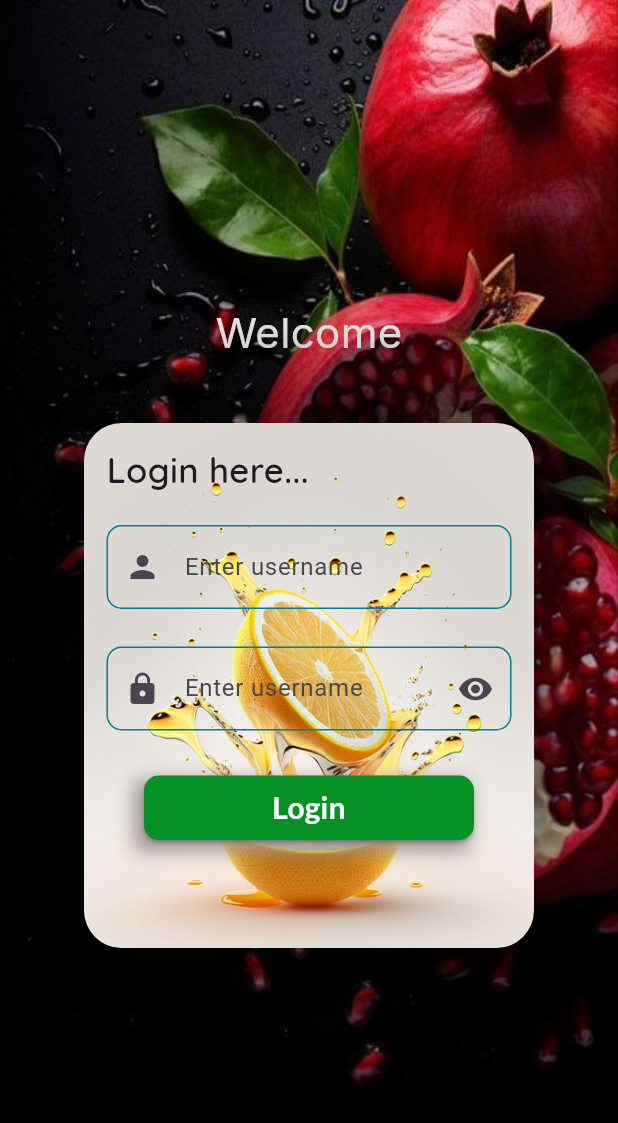
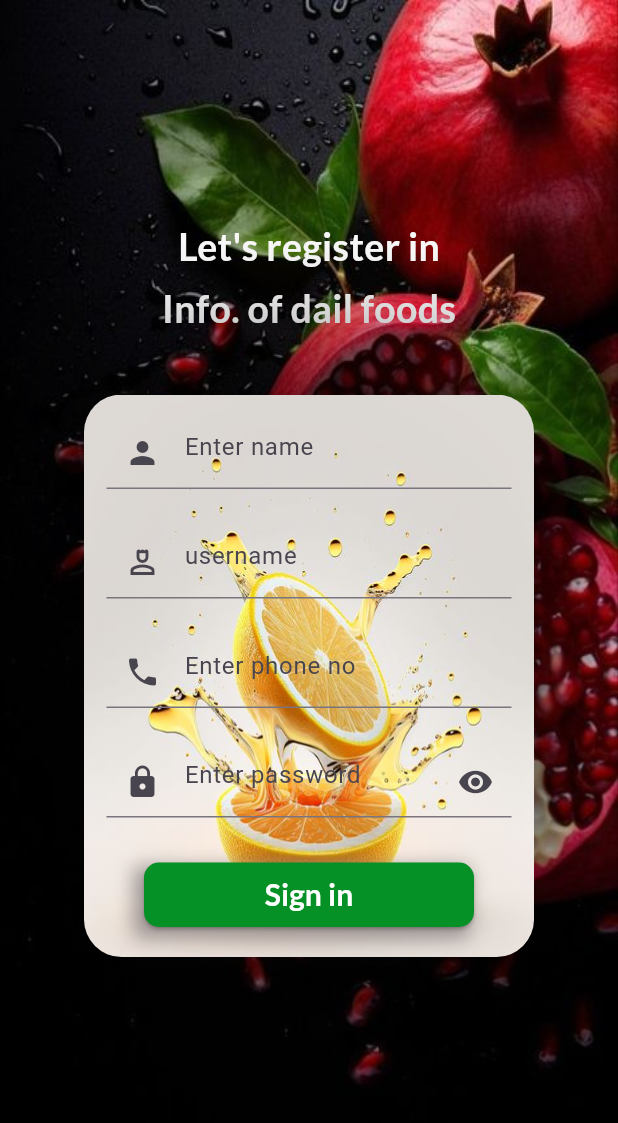
Before and after one commit to flutterrushikesh/group-projects-flutter, a Flutter app: the screen it shows after launch, after a tap on "Create account", on a phone screen of 412 x 824 dp. Shown: the top 1123 px of the screen. Run offline on Flutter 3.47's test engine with Material 3 defaults, Android fonts, the light colour scheme and no system bars; our stand-ins replace google_fonts, sqflite; accounts and stored records are empty.

Commit message:
working on binding

```diff
--- a/farm/lib/login.dart
+++ b/farm/lib/login.dart
@@ -1,7 +1,8 @@
+import 'package:farm/logindatabase.dart';
 import 'package:flutter/material.dart';
-
 import 'package:google_fonts/google_fonts.dart';
 import 'package:farm/home.dart';
+import 'loginmodel.dart';
 
 class LoginScreen extends StatefulWidget {
   const LoginScreen({super.key});
@@ -11,9 +12,10 @@ class LoginScreen extends StatefulWidget {
 
 class _LoginScreenState extends State {
   //Controllers
+  TextEditingController nameController = TextEditingController();
   TextEditingController usernameController = TextEditingController();
   TextEditingController passwordController = TextEditingController();
-
+  TextEditingController phoneController = TextEditingController();
   bool isLogin = false;
 
   Scaffold isLoginScreen() {
@@ -283,19 +285,28 @@ class _LoginScreenState extends State {
           child: Column(
             mainAxisAlignment: MainAxisAlignment.center,
             children: [
+              Text(
+                "Let's register in",
+                style: GoogleFonts.lato(
+                  fontSize: 25,
+                  fontWeight: FontWeight.w700,
+                  color: Colors.white,
+                ),
+              ),
               const SizedBox(
-                height: 50,
+                height: 5,
               ),
               Text(
-                "Welcome",
-                style: GoogleFonts.inter(
-                  fontSize: 28,
+                "Info. of dail foods",
+                style: GoogleFonts.lato(
+                  fontSize: 25,
+                  fontWeight: FontWeight.w700,
                   color: Colors.white,
                 ),
               ),
               Container(
                 margin: const EdgeInsets.all(40),
-                height: 350,
+                height: 375,
                 width: 300,
                 padding: const EdgeInsets.all(15),
                 decoration: const BoxDecoration(
@@ -322,37 +333,32 @@ class _LoginScreenState extends State {
                 child: Column(
                   crossAxisAlignment: CrossAxisAlignment.start,
                   children: [
-                    Text(
-                      "Login here...",
-                      style: GoogleFonts.quicksand(
-                        fontSize: 23,
-                        fontWeight: FontWeight.w600,
+                    TextFormField(
+                      controller: nameController,
+                      autofocus: false,
+                      decoration: const InputDecoration(
+                        prefixIcon: Icon(
+                          Icons.person,
                         ),
+                        hintText: "Enter name",
                       ),
-                    const SizedBox(height: 20),
+                      validator: (value) {
+                        if (value == null || value.isEmpty) {
+                          return "Please enter name";
+                        } else {
+                          return null;
+                        }
+                      },
+                    ),
+                    const SizedBox(
+                      height: 25,
+                    ),
                     TextFormField(
                       controller: usernameController,
+                      autofocus: false,
                       decoration: const InputDecoration(
-                          label: Text("Enter username"),
-                          prefixIcon: Icon(Icons.person),
-                          enabledBorder: OutlineInputBorder(
-                            borderRadius: BorderRadius.all(
-                              Radius.circular(10),
-                            ),
-                            borderSide: BorderSide(
-                              color: Color.fromARGB(255, 6, 124, 145),
-                            ),
-                          ),
-                          focusedBorder: OutlineInputBorder(
-                            borderRadius: BorderRadius.all(
-                              Radius.circular(
-                                10,
-                              ),
-                            ),
-                            borderSide: BorderSide(
-                              color: Colors.red,
-                            ),
-                          ),
+                        prefixIcon: Icon(Icons.person_4_outlined),
+                        hintText: "username",
                       ),
                       validator: (value) {
                         if (value == null || value.isEmpty) {
@@ -360,34 +366,41 @@ class _LoginScreenState extends State {
                         } else {
                           return null;
                         }
-                        }),
+                      },
+                    ),
+                    const SizedBox(
+                      height: 25,
+                    ),
+                    TextFormField(
+                      controller: phoneController,
+                      autofocus: false,
+                      decoration: const InputDecoration(
+                        prefixIcon: Icon(Icons.phone),
+                        hintText: "Enter phone no",
+                      ),
+                      keyboardType: TextInputType.phone,
+                      validator: (value) {
+                        if (value == null || value.isEmpty) {
+                          return "Please enter phone number";
+                        } else {
+                          return null;
+                        }
+                      },
+                    ),
                     const SizedBox(
                       height: 25,
                     ),
                     TextFormField(
                       controller: passwordController,
+                      autofocus: false,
+                      obscureText: true,
+                      obscuringCharacter: "*",
                       decoration: const InputDecoration(
-                        label: Text("Enter username"),
                         prefixIcon: Icon(Icons.lock),
                         suffixIcon: Icon(Icons.remove_red_eye),
-                        enabledBorder: OutlineInputBorder(
-                          borderRadius: BorderRadius.all(
-                            Radius.circular(10),
+                        hintText: "Enter password",
                       ),
-                          borderSide: BorderSide(
-                              color: Color.fromARGB(255, 6, 124, 145)),
-                        ),
-                        focusedBorder: OutlineInputBorder(
-                          borderRadius: BorderRadius.all(
-                            Radius.circular(
-                              10,
-                            ),
-                          ),
-                          borderSide: BorderSide(
-                            color: Colors.red,
-                          ),
-                        ),
-                      ),
+                      keyboardType: TextInputType.emailAddress,
                       validator: (value) {
                         if (value == null || value.isEmpty) {
                           return "Please enter password";
@@ -418,24 +431,8 @@ class _LoginScreenState extends State {
                           child: ElevatedButton(
                             onPressed: () {
                               setState(() {
-                                if ("admin" == usernameController.text &&
-                                    "1234" == passwordController.text) {
-                                  ScaffoldMessenger.of(context)
-                                      .showSnackBar(const SnackBar(
-                                    content: Text(
-                                      "Login successful",
-                                    ),
-                                  ));
-                                  Navigator.of(context).pushReplacement(
-                                    MaterialPageRoute(
-                                      builder: (context) => const HomePage(),
-                                    ),
-                                  );
-                                } else {
-                                  ScaffoldMessenger.of(context).showSnackBar(
-                                      const SnackBar(
-                                          content: Text("Login Failed")));
-                                }
+                                addData();
+                                clearControllers();
                               });
                             },
                             style: const ButtonStyle(
@@ -451,7 +448,7 @@ class _LoginScreenState extends State {
                               ),
                             ),
                             child: Text(
-                              "Login",
+                              "Sign in",
                               style: GoogleFonts.lato(
                                 fontWeight: FontWeight.w600,
                                 fontSize: 20,
@@ -476,4 +473,38 @@ class _LoginScreenState extends State {
   Widget build(BuildContext context) {
     return isLoginScreen();
   }
+
+  void addData() {
+    if (usernameController.text.trim().isNotEmpty &&
+        nameController.text.trim().isNotEmpty &&
+        passwordController.text.trim().isNotEmpty &&
+        phoneController.text.trim().isNotEmpty) {
+      Login userInfo = Login(
+        name: nameController.text,
+        username: usernameController.text,
+        password: passwordController.text,
+        phone: phoneController.text,
+      );
+      insertData(userInfo);
+      ScaffoldMessenger.of(context).showSnackBar(
+        const SnackBar(
+          content: Text("Details saved"),
+        ),
+      );
+      isLogin = false;
+    } else {
+      ScaffoldMessenger.of(context).showSnackBar(
+        const SnackBar(
+          content: Text("Please enter details"),
+        ),
+      );
     }
+  }
+
+  void clearControllers() {
+    nameController.clear();
+    usernameController.clear();
+    passwordController.clear();
+    phoneController.clear();
+  }
+}
```
Lines whose indentation alone changed are shown as unchanged.
